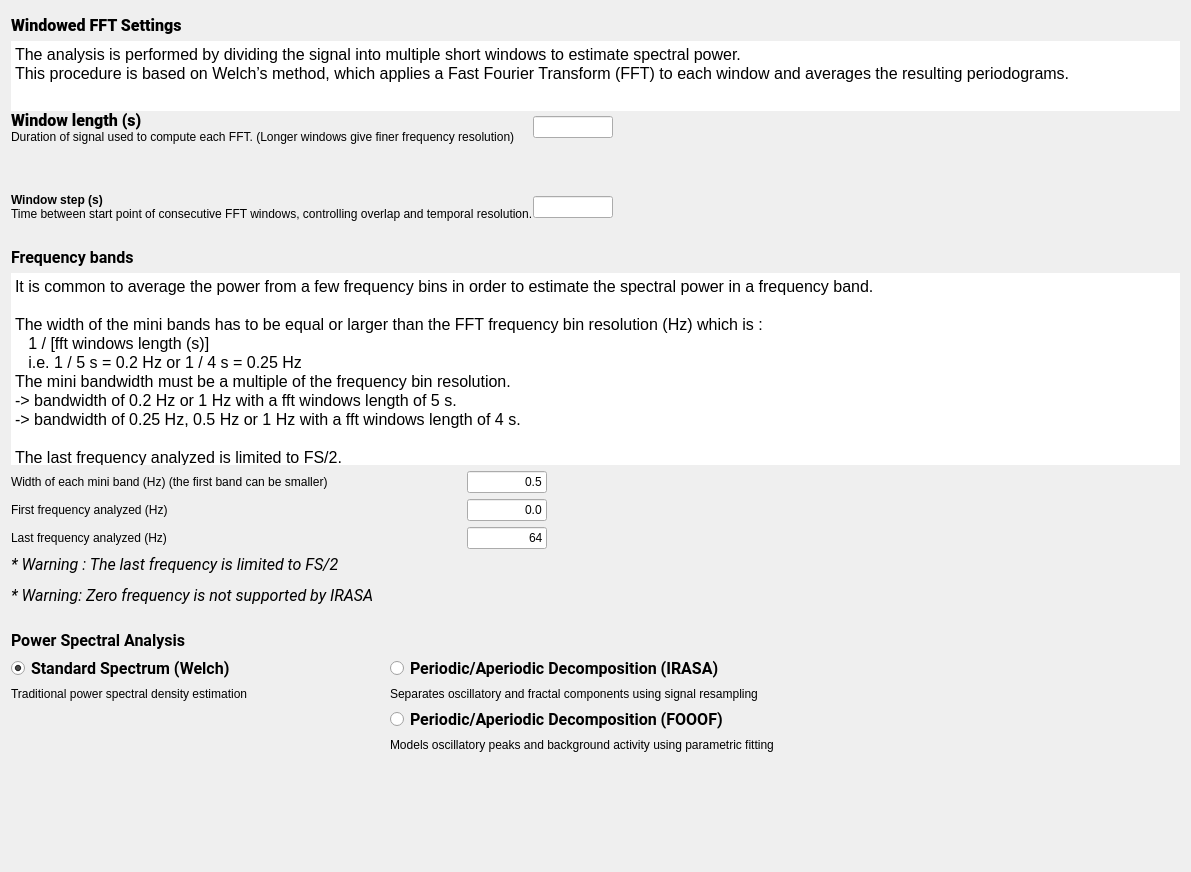
The window that tools/CEAMSTools/PowerSpectralAnalysis/SpectralSettings/Ui_SpectralSettings.ui (SnoozToolbox/snooz-package-ceams) describes before a commit, drawn with Qt 5.
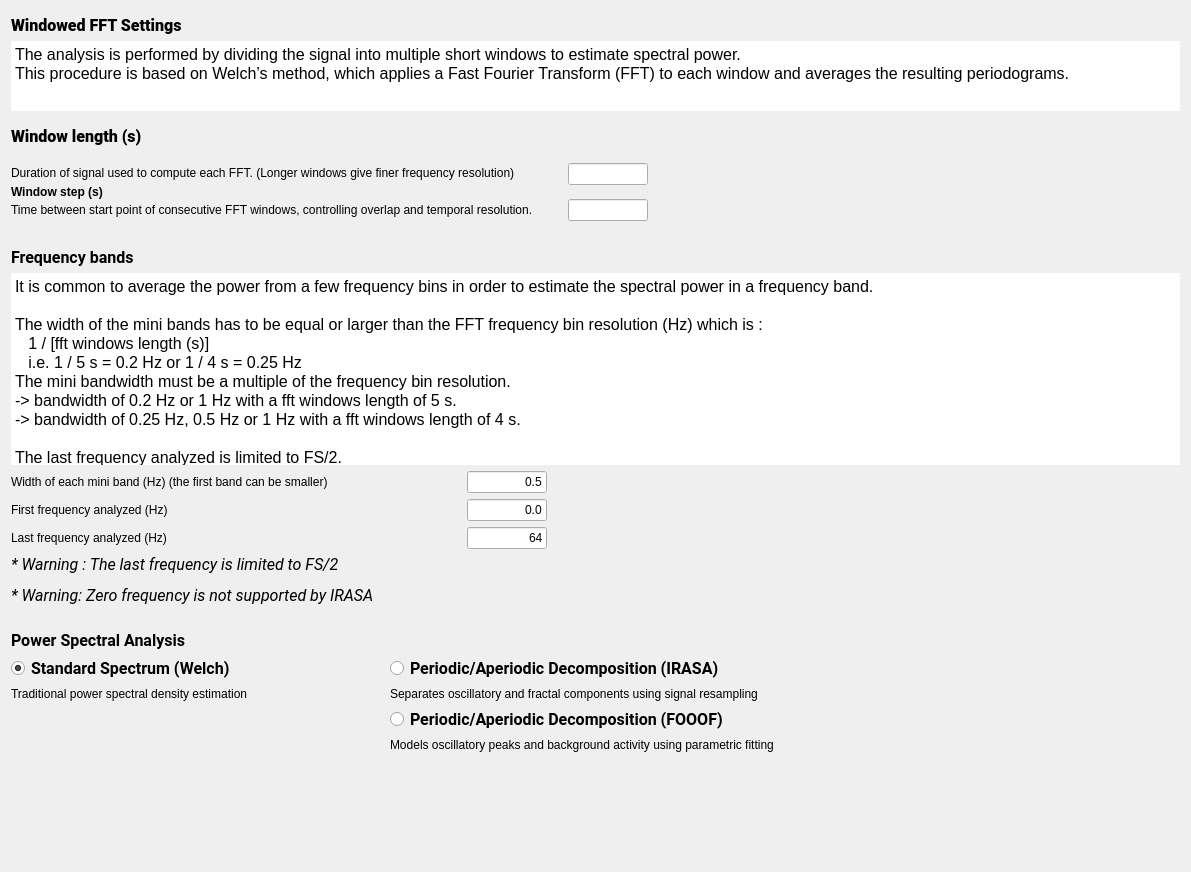
The same window after the commit.

Diff of the .ui file:
```diff
--- a/tools/CEAMSTools/PowerSpectralAnalysis/SpectralSettings/Ui_SpectralSettings.ui
+++ b/tools/CEAMSTools/PowerSpectralAnalysis/SpectralSettings/Ui_SpectralSettings.ui
@@ -94,6 +94,39 @@
        </property>
       </widget>
      </item>
+     <item>
+      <widget class="QLabel" name="label">
+       <property name="sizePolicy">
+        <sizepolicy hsizetype="Minimum" vsizetype="Preferred">
+         <horstretch>0</horstretch>
+         <verstretch>0</verstretch>
+        </sizepolicy>
+       </property>
+       <property name="minimumSize">
+        <size>
+         <width>450</width>
+         <height>0</height>
+        </size>
+       </property>
+       <property name="maximumSize">
+        <size>
+         <width>500</width>
+         <height>500</height>
+        </size>
+       </property>
+       <property name="font">
+        <font>
+         <family>Roboto</family>
+         <pointsize>12</pointsize>
+         <italic>false</italic>
+         <bold>false</bold>
+        </font>
+       </property>
+       <property name="text">
+        <string>&lt;html&gt;&lt;head/&gt;&lt;body&gt;&lt;p&gt;&lt;span style=&quot; font-weight:700;&quot;&gt;Window length (s)&lt;/span&gt;&lt;/p&gt;&lt;/body&gt;&lt;/html&gt;</string>
+       </property>
+      </widget>
+     </item>
      <item>
       <layout class="QGridLayout" name="gridLayout">
        <property name="sizeConstraint">
@@ -102,33 +135,7 @@
        <property name="bottomMargin">
         <number>1</number>
        </property>
-       <item row="7" column="1">
-        <widget class="QLineEdit" name="win_step_lineEdit">
-         <property name="maximumSize">
-          <size>
-           <width>80</width>
-           <height>16777215</height>
-          </size>
-         </property>
-         <property name="toolTip">
-          <string>At which window steps (s) the FFT (Fast Fourier Transform) is performed.</string>
-         </property>
-        </widget>
-       </item>
-       <item row="1" column="1">
-        <widget class="QLineEdit" name="win_len_lineEdit">
-         <property name="maximumSize">
-          <size>
-           <width>80</width>
-           <height>16777215</height>
-          </size>
-         </property>
-         <property name="toolTip">
-          <string>Window length (s) used to perform the FFT (Fast Fourier Transform).</string>
-         </property>
-        </widget>
-       </item>
-       <item row="7" column="3">
+       <item row="6" column="3">
         <spacer name="horizontalSpacer_3">
          <property name="orientation">
           <enum>Qt::Orientation::Horizontal</enum>
@@ -141,35 +148,18 @@
          </property>
         </spacer>
        </item>
-       <item row="7" column="0">
-        <layout class="QVBoxLayout" name="verticalLayout_3">
-         <item>
-          <widget class="QLabel" name="label_2">
-           <property name="sizePolicy">
-            <sizepolicy hsizetype="Minimum" vsizetype="Preferred">
-             <horstretch>0</horstretch>
-             <verstretch>0</verstretch>
-            </sizepolicy>
-           </property>
-           <property name="minimumSize">
-            <size>
-             <width>200</width>
-             <height>0</height>
-            </size>
-           </property>
-           <property name="text">
-            <string>&lt;html&gt;&lt;head/&gt;&lt;body&gt;&lt;p&gt;&lt;span style=&quot; font-weight:700;&quot;&gt;Window step (s)&lt;/span&gt;&lt;/p&gt;&lt;/body&gt;&lt;/html&gt;</string>
-           </property>
-          </widget>
-         </item>
-         <item>
-          <widget class="QLabel" name="label_14">
-           <property name="text">
-            <string>Time between start point of consecutive FFT windows, controlling overlap and temporal resolution.</string>
-           </property>
-          </widget>
-         </item>
-        </layout>
+       <item row="1" column="1" rowspan="2">
+        <widget class="QLineEdit" name="win_len_lineEdit">
+         <property name="maximumSize">
+          <size>
+           <width>80</width>
+           <height>16777215</height>
+          </size>
+         </property>
+         <property name="toolTip">
+          <string/>
+         </property>
+        </widget>
        </item>
        <item row="1" column="3">
         <spacer name="horizontalSpacer_2">
@@ -184,66 +174,63 @@
          </property>
         </spacer>
        </item>
+       <item row="6" column="0">
+        <layout class="QVBoxLayout" name="verticalLayout_3">
+         <item>
+          <widget class="QLabel" name="label_14">
+           <property name="toolTip">
+            <string>At which window steps (s) the FFT (Fast Fourier Transform) is performed.</string>
+           </property>
+           <property name="text">
+            <string>Time between start point of consecutive FFT windows, controlling overlap and temporal resolution.         </string>
+           </property>
+          </widget>
+         </item>
+        </layout>
+       </item>
+       <item row="6" column="1">
+        <widget class="QLineEdit" name="win_step_lineEdit">
+         <property name="maximumSize">
+          <size>
+           <width>80</width>
+           <height>16777215</height>
+          </size>
+         </property>
+         <property name="toolTip">
+          <string/>
+         </property>
+        </widget>
+       </item>
+       <item row="3" column="0">
+        <widget class="QLabel" name="label_2">
+         <property name="sizePolicy">
+          <sizepolicy hsizetype="Minimum" vsizetype="Preferred">
+           <horstretch>0</horstretch>
+           <verstretch>0</verstretch>
+          </sizepolicy>
+         </property>
+         <property name="minimumSize">
+          <size>
+           <width>200</width>
+           <height>0</height>
+          </size>
+         </property>
+         <property name="text">
+          <string>&lt;html&gt;&lt;head/&gt;&lt;body&gt;&lt;p&gt;&lt;span style=&quot; font-weight:700;&quot;&gt;Window step (s)&lt;/span&gt;&lt;/p&gt;&lt;/body&gt;&lt;/html&gt;</string>
+         </property>
+        </widget>
+       </item>
        <item row="1" column="0">
         <layout class="QVBoxLayout" name="verticalLayout_2">
-         <item>
-          <widget class="QLabel" name="label">
-           <property name="sizePolicy">
-            <sizepolicy hsizetype="Minimum" vsizetype="Preferred">
-             <horstretch>0</horstretch>
-             <verstretch>0</verstretch>
-            </sizepolicy>
-           </property>
-           <property name="minimumSize">
-            <size>
-             <width>450</width>
-             <height>0</height>
-            </size>
-           </property>
-           <property name="maximumSize">
-            <size>
-             <width>500</width>
-             <height>500</height>
-            </size>
-           </property>
-           <property name="font">
-            <font>
-             <family>Roboto</family>
-             <pointsize>12</pointsize>
-             <italic>false</italic>
-             <bold>false</bold>
-            </font>
-           </property>
-           <property name="text">
-            <string>&lt;html&gt;&lt;head/&gt;&lt;body&gt;&lt;p&gt;&lt;span style=&quot; font-weight:700;&quot;&gt;Window length (s)&lt;/span&gt;&lt;/p&gt;&lt;/body&gt;&lt;/html&gt;</string>
-           </property>
-          </widget>
-         </item>
          <item>
           <widget class="QLabel" name="label_13">
            <property name="text">
-            <string>Duration of signal used to compute each FFT. (Longer windows give finer frequency resolution)</string>
+            <string>Duration of signal used to compute each FFT. (Longer windows give finer frequency resolution)                </string>
            </property>
           </widget>
          </item>
         </layout>
        </item>
-       <item row="2" column="0" rowspan="3">
-        <widget class="Line" name="line">
-         <property name="frameShadow">
-          <enum>QFrame::Shadow::Raised</enum>
-         </property>
-         <property name="lineWidth">
-          <number>0</number>
-         </property>
-         <property name="midLineWidth">
-          <number>0</number>
-         </property>
-         <property name="orientation">
-          <enum>Qt::Orientation::Horizontal</enum>
-         </property>
-        </widget>
-       </item>
       </layout>
      </item>
     </layout>
```
Left out of the diff: 3 changed lines with no effect on the pictures.
